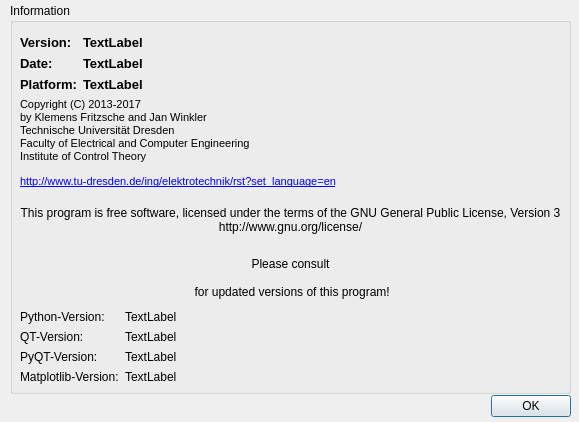
Before: the Qt Designer form gui/Ui_PyPlane_about.ui in TUD-RST/pyplane, drawn with Qt 5.
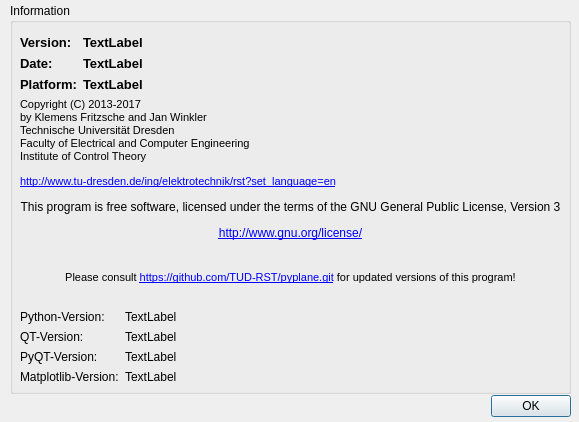
After: the same form once the commit is applied. Icons and pictures are not drawn.

Commit message: Enlarged window size for showing complete eigenvector title

Diff of the .ui file:
```diff
--- a/gui/Ui_PyPlane_about.ui
+++ b/gui/Ui_PyPlane_about.ui
@@ -200,8 +200,7 @@
      <item>
       <widget class="QLabel" name="txtGPL">
        <property name="text">
-        <string>This program is free software, licensed under the terms of the GNU General Public License, Version 3
-http://www.gnu.org/license/</string>
+        <string>&lt;html&gt;&lt;head/&gt;&lt;body&gt;&lt;p&gt;This program is free software, licensed under the terms of the GNU General Public License, Version 3&lt;/p&gt;&lt;p&gt;&lt;a href=&quot;http://www.gnu.org/license/&quot;&gt;&lt;span style=&quot; text-decoration: underline; color:#0000ff;&quot;&gt;http://www.gnu.org/license/&lt;/span&gt;&lt;/a&gt;&lt;/p&gt;&lt;/body&gt;&lt;/html&gt;</string>
        </property>
        <property name="alignment">
         <set>Qt::AlignCenter</set>
@@ -217,9 +216,11 @@
      <item>
       <widget class="QLabel" name="label_2">
        <property name="text">
-        <string>Please consult
-&lt;https://github.com/TUD-RST/pyplane.git&gt;
- for updated versions of this program!</string>
+        <string>&lt;!DOCTYPE HTML PUBLIC &quot;-//W3C//DTD HTML 4.0//EN&quot; &quot;http://www.w3.org/TR/REC-html40/strict.dtd&quot;&gt;
+&lt;html&gt;&lt;head&gt;&lt;meta name=&quot;qrichtext&quot; content=&quot;1&quot; /&gt;&lt;style type=&quot;text/css&quot;&gt;
+p, li { white-space: pre-wrap; }
+&lt;/style&gt;&lt;/head&gt;&lt;body style=&quot; font-family:'MS Shell Dlg 2'; font-size:8pt; font-weight:400; font-style:normal;&quot;&gt;
+&lt;p style=&quot; margin-top:0px; margin-bottom:0px; margin-left:0px; margin-right:0px; -qt-block-indent:0; text-indent:0px;&quot;&gt;Please consult &lt;a href=&quot;https://github.com/TUD-RST/pyplane.git&quot;&gt;&lt;span style=&quot; text-decoration: underline; color:#0000ff;&quot;&gt;https://github.com/TUD-RST/pyplane.git&lt;/span&gt;&lt;/a&gt; for updated versions of this program!&lt;/p&gt;&lt;/body&gt;&lt;/html&gt;</string>
        </property>
        <property name="alignment">
         <set>Qt::AlignCenter</set>
```
The commit also changes 5 other files.
